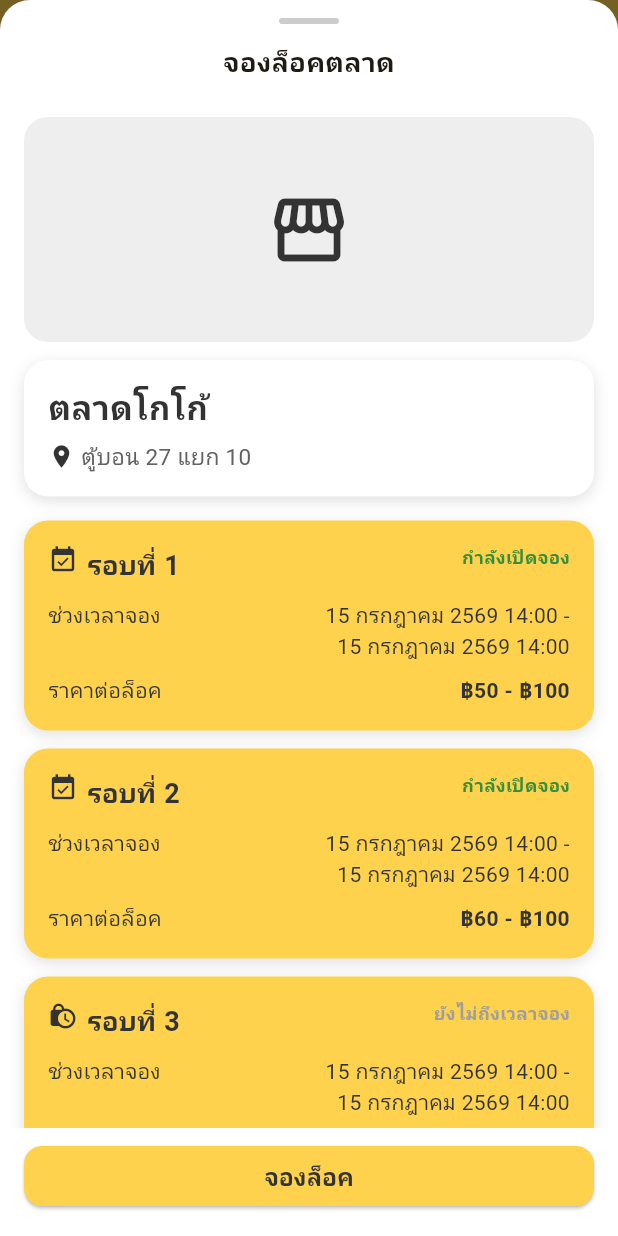
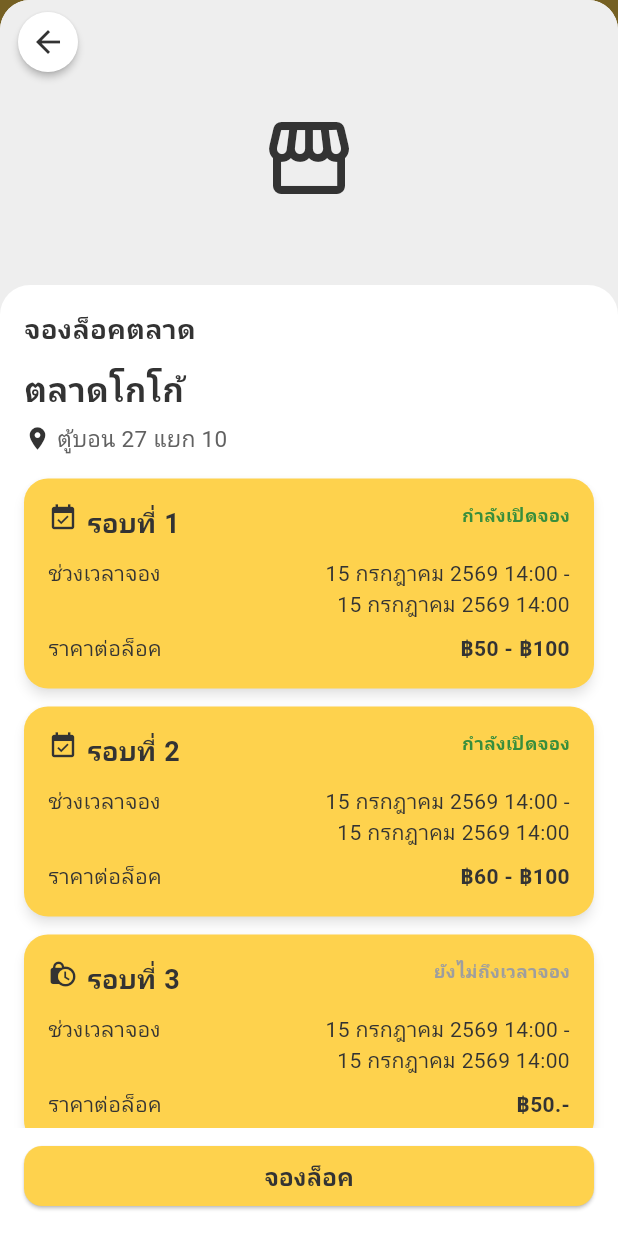
Before and after one commit to izzabellerina/flutter-space-dee-v4, a Flutter app: the SelectMarketScreen screen opened by its route, after a tap on "ตลาดโกโก้", on a phone screen of 412 x 824 dp. Run offline on Flutter 3.47's test engine with Material 3 defaults, Android fonts, the phone set to English and light mode, and no system bars; our stand-ins replace flutter_riverpod, flutter_svg, font_awesome_flutter, go_router, google_sign_in, qr_flutter; missing offline and left inert: flutter_facebook_auth, flutter_line_sdk, gal; Roboto replaces fonts that are missing (Anuphan).

Commit message:
Restyle book-market sheet (hero header) and market list cards
- Booking modal: full-bleed hero image, floating back button, overlapping white panel
- Fix back button overlapping the status bar inside the modal sheet
- Round cards are selectable with an outline; not-open rounds are disabled
- Flatten the market info card; market list cards now white with shadow

Co-Authored-By: Claude Opus 4.8 <noreply@anthropic.com>

```diff
--- a/lib/main.dart
+++ b/lib/main.dart
@@ -19,7 +19,9 @@ void main() {
       debugPrint('LineSDK setup เสร็จ (channelId=$kLineChannelId)');
     });
   } else {
-    debugPrint('⚠️ ยังไม่ได้ตั้ง LINE Channel ID — แก้ที่ lib/config/line_config.dart');
+    debugPrint(
+      '⚠️ ยังไม่ได้ตั้ง LINE Channel ID — แก้ที่ lib/config/line_config.dart',
+    );
   }
 
   // ProviderScope = "ราก" ของ riverpod — ต้องครอบทั้งแอป ไม่งั้นใช้ provider ไม่ได้
--- a/lib/screens/book_market_screen.dart
+++ b/lib/screens/book_market_screen.dart
@@ -67,6 +67,8 @@ Future<void> showBookMarketSheet(
     shape: const RoundedRectangleBorder(
       borderRadius: BorderRadius.vertical(top: Radius.circular(20)),
     ),
+    // ตัดเนื้อหาตาม shape → มุมบนของรูป hero โค้งตามแผ่น
+    clipBehavior: Clip.antiAlias,
     builder: (context) => _BookMarketSheet(name: name, location: location),
   );
 }
@@ -111,6 +113,7 @@ class _BookMarketSheet extends StatefulWidget {
 class _BookMarketSheetState extends State<_BookMarketSheet> {
   _SheetStep _step = _SheetStep.booking; // ขั้นปัจจุบัน
   bool _agreed = false; // ติ๊ก "รับทราบข้อตกลง" แล้วหรือยัง
+  int? _selectedRound; // เลข "รอบ" ที่ผู้ใช้เลือก (null = ยังไม่เลือก)
 
   // ── ค่าฟอร์มขั้น details ──
   String _sellType = _sellTypeOptions.first; // ประเภทการขาย (dropdown)
@@ -133,41 +136,43 @@ class _BookMarketSheetState extends State<_BookMarketSheet> {
     return SizedBox(
       // เต็มจอ 100% (สูงเท่าความสูงจอทั้งหมด)
       height: MediaQuery.of(context).size.height,
-      child: SafeArea(
-        // กันเนื้อหาทับ status bar (บน) และปุ่ม/แถบล่างของเครื่อง
       child: Column(
         children: [
-            // ── drag handle (ขีดเทาด้านบนบอกว่าปัดลงปิดได้) ──
-            Container(
-              margin: const EdgeInsets.only(top: 12, bottom: 4),
-              width: 40,
-              height: 4,
-              decoration: BoxDecoration(
-                color: AppColors.borderGrey,
-                borderRadius: BorderRadius.circular(2),
+          // ── เนื้อหา (scroll) — รูป hero เต็มขอบ + การ์ดขาวเหลื่อมขึ้นมาทับ ──
+          Expanded(
+            child: SingleChildScrollView(
+              padding: EdgeInsets.zero, // ไม่มี padding → รูป hero เต็มขอบ
+              child: Column(
+                crossAxisAlignment: CrossAxisAlignment.stretch,
+                children: [
+                  // รูป hero + ปุ่มลอย
+                  _buildHero(context),
+                  // การ์ดเนื้อหาสีขาว เหลื่อมขึ้นมาทับขอบล่างของรูป (-20)
+                  Transform.translate(
+                    offset: const Offset(0, -20),
+                    child: Container(
+                      decoration: const BoxDecoration(
+                        color: Colors.white,
+                        borderRadius: BorderRadius.vertical(
+                          top: Radius.circular(20),
                         ),
                       ),
-            // หัวข้อ sheet (เปลี่ยนตามขั้น)
-            Padding(
-              padding: const EdgeInsets.symmetric(vertical: 8),
-              child: Text(
+                      padding: const EdgeInsets.all(16),
+                      child: Column(
+                        crossAxisAlignment: CrossAxisAlignment.stretch,
+                        children: [
+                          // หัวข้อขั้น
+                          Text(
                             _titleForStep(),
                             style: const TextStyle(
                               fontSize: 18,
                               fontWeight: FontWeight.w700,
+                              color: AppColors.textDark,
                             ),
                           ),
-            ),
-
-            // ── เนื้อหา (scroll) ──
-            Expanded(
-              child: SingleChildScrollView(
-                padding: const EdgeInsets.all(16),
-                child: Column(
-                  crossAxisAlignment: CrossAxisAlignment.stretch,
-                  children: [
-                    // header (รูป + การ์ดตลาด) แสดงเหมือนกันทุกขั้น
-                    _buildHeader(),
+                          const SizedBox(height: 12),
+                          // การ์ดข้อมูลตลาด (ชื่อ + ที่ตั้ง)
+                          _buildMarketCard(),
                           const SizedBox(height: 16),
                           // เนื้อหาเฉพาะขั้น
                           if (isRules)
@@ -180,47 +185,68 @@ class _BookMarketSheetState extends State<_BookMarketSheet> {
                       ),
                     ),
                   ),
+                ],
+              ),
+            ),
+          ),
 
           // ── แถบล่าง (ปุ่ม/checkbox) เปลี่ยนตามขั้น ──
-            Padding(
+          SafeArea(
+            top: false, // กันแค่ขอบล่าง (รูป hero ไหลขึ้นบนได้)
+            child: Padding(
               padding: const EdgeInsets.fromLTRB(16, 8, 16, 16),
               child: _buildBottomAction(isRules, isDetails),
             ),
+          ),
         ],
-        ),
       ),
     );
   }
 
-  /// header ที่ใช้ร่วมกันทั้ง 2 ขั้น: รูปตลาด (placeholder) + การ์ดชื่อ/ที่ตั้ง
-  Widget _buildHeader() {
-    return Column(
-      crossAxisAlignment: CrossAxisAlignment.stretch,
+  /// รูป hero เต็มขอบด้านบน (placeholder) + ปุ่มกลมปิดลอยมุมซ้ายบน
+  Widget _buildHero(BuildContext context) {
+    // อ่านความสูง status bar จาก "View" ของเครื่องตรง ๆ
+    // (ใน modal sheet ที่ useSafeArea:false Flutter เรียก MediaQuery.removePadding
+    //  ทำให้ทั้ง padding.top และ viewPadding.top เป็น 0 — ต้องดึงจาก View แทน)
+    final topInset = MediaQueryData.fromView(View.of(context)).padding.top;
+    return Stack(
       children: [
-        // รูปตลาด (placeholder)
+        // รูปตลาด (placeholder) เต็มกว้าง ไหลขึ้นใต้ status bar
         Container(
-          height: 150,
-          decoration: BoxDecoration(
+          height: 210,
           color: AppColors.fieldFill, // กล่องเทา รอรูปจริง
-            borderRadius: BorderRadius.circular(16),
-          ),
+          alignment: Alignment.center,
           child: const Icon(
             Icons.storefront,
-            size: 56,
+            size: 64,
             color: AppColors.textDark,
           ),
         ),
-        const SizedBox(height: 12),
+        // ปุ่มกลมปิด (ลอยบนรูป เลี่ยง status bar)
+        Positioned(
+          top: topInset + 8,
+          left: 12,
+          child: Material(
+            color: Colors.white,
+            shape: const CircleBorder(),
+            elevation: 2,
+            child: InkWell(
+              customBorder: const CircleBorder(),
+              onTap: () => Navigator.of(context).pop(),
+              child: const Padding(
+                padding: EdgeInsets.all(8),
+                child: Icon(Icons.arrow_back, color: AppColors.textDark),
+              ),
+            ),
+          ),
+        ),
+      ],
+    );
+  }
 
-        // การ์ดข้อมูลตลาด (ชื่อ + ที่ตั้ง)
-        Container(
-          padding: const EdgeInsets.all(16),
-          decoration: BoxDecoration(
-            color: Colors.white,
-            borderRadius: BorderRadius.circular(16),
-            boxShadow: AppColors.cardShadow,
-          ),
-          child: Column(
+  /// ข้อมูลตลาด (ชื่อ + ที่ตั้ง) — แบนเรียบไปกับพื้นขาว (ไม่มีกล่อง/เงา)
+  Widget _buildMarketCard() {
+    return Column(
       crossAxisAlignment: CrossAxisAlignment.start,
       children: [
         Text(
@@ -234,11 +260,7 @@ class _BookMarketSheetState extends State<_BookMarketSheet> {
         const SizedBox(height: 6),
         Row(
           children: [
-                  const Icon(
-                    Icons.location_on,
-                    size: 18,
-                    color: AppColors.textDark,
-                  ),
+            const Icon(Icons.location_on, size: 18, color: AppColors.textDark),
             const SizedBox(width: 4),
             Expanded(
               child: Text(
@@ -249,19 +271,23 @@ class _BookMarketSheetState extends State<_BookMarketSheet> {
           ],
         ),
       ],
-          ),
-        ),
-      ],
     );
   }
 
-  /// ขั้น booking: รายการรอบจอง (การ์ดแสดงข้อมูล กดไม่ได้)
+  /// ขั้น booking: รายการรอบจอง (กดเลือกได้; รอบที่ยังไม่ถึงเวลากดไม่ได้)
   Widget _buildRoundsContent() {
     return Column(
       crossAxisAlignment: CrossAxisAlignment.stretch,
       children: [
         for (final round in _rounds) ...[
-          _RoundCard(round: round),
+          _RoundCard(
+            round: round,
+            selected: _selectedRound == round.number,
+            // กดเลือกได้เฉพาะรอบที่เปิดจองอยู่ (ยังไม่ถึงเวลา → onTap = null)
+            onTap: round.isOpen
+                ? () => setState(() => _selectedRound = round.number)
+                : null,
+          ),
           const SizedBox(height: 12),
         ],
       ],
@@ -527,24 +553,41 @@ class _BookMarketSheetState extends State<_BookMarketSheet> {
   }
 }
 
-/// การ์ดแสดงข้อมูลรอบจอง — **กดไม่ได้** (เป็นแค่ข้อมูล)
+/// การ์ดรอบจอง — กดเลือกได้ (เลือกแล้วมี outline)
 ///
-/// ใช้ Container เฉย ๆ (ไม่ใช่ Material+InkWell) → ไม่มี ripple ไม่ตอบสนองการกด
+/// - `onTap == null` → กดไม่ได้ (รอบที่ยังไม่ถึงเวลาจอง)
+/// - `selected == true` → ขอบหนารอบการ์ด แสดงว่าเลือกรอบนี้อยู่
 class _RoundCard extends StatelessWidget {
-  const _RoundCard({required this.round});
+  const _RoundCard({
+    required this.round,
+    required this.selected,
+    required this.onTap,
+  });
   final _Round round;
+  final bool selected;
+  final VoidCallback? onTap;
 
   @override
   Widget build(BuildContext context) {
     // สถานะ: เปิดจอง = เขียว, ยังไม่ถึงเวลา = เทา
     final statusColor = round.isOpen ? Colors.green[700] : Colors.grey;
 
-    return Container(
+    return Material(
+      color: AppColors.brandYellow, // เหลืองตามกฎธีม
+      elevation: 3,
+      shadowColor: Colors.black45,
+      borderRadius: BorderRadius.circular(16),
+      clipBehavior: Clip.antiAlias, // ตัด ripple ให้อยู่ในมุมมน
+      child: InkWell(
+        onTap: onTap, // null = กดไม่ได้ (ยังไม่ถึงเวลาจอง)
+        child: Container(
           padding: const EdgeInsets.all(16),
           decoration: BoxDecoration(
-        color: AppColors.brandYellow, // เหลืองตามกฎธีม
             borderRadius: BorderRadius.circular(16),
-        boxShadow: AppColors.cardShadow,
+            // เลือกอยู่ → ขอบหนาบอกว่าเลือกรอบนี้
+            border: selected
+                ? Border.all(color: AppColors.textDark, width: 3)
+                : null,
           ),
           child: Column(
             crossAxisAlignment: CrossAxisAlignment.start,
@@ -585,8 +628,14 @@ class _RoundCard extends StatelessWidget {
               const SizedBox(height: 8),
 
               // ราคาต่อล็อค
-          _InfoRow(label: 'ราคาต่อล็อค', value: round.price, valueBold: true),
+              _InfoRow(
+                label: 'ราคาต่อล็อค',
+                value: round.price,
+                valueBold: true,
+              ),
             ],
+          ),
+        ),
       ),
     );
   }
--- a/lib/screens/select_market_screen.dart
+++ b/lib/screens/select_market_screen.dart
@@ -116,7 +116,7 @@ class _SelectMarketScreenState extends State<SelectMarketScreen> {
 }
 
 /// การ์ดตลาด — รูป (placeholder) + ชื่อ + ที่ตั้ง
-/// สไตล์เดียวกับการ์ด/ปุ่มอื่นในแอป (Material + InkWell + เงา, พื้นเหลืองตามธีม)
+/// Material + InkWell + เงา, พื้นขาว
 class _MarketCard extends StatelessWidget {
   const _MarketCard({required this.market, required this.onTap});
 
@@ -126,7 +126,7 @@ class _MarketCard extends StatelessWidget {
   @override
   Widget build(BuildContext context) {
     return Material(
-      color: AppColors.brandYellow, // เหลืองตามกฎธีม
+      color: Colors.white, // พื้นขาว (คงเงาไว้)
       borderRadius: BorderRadius.circular(16),
       elevation: 3,
       shadowColor: Colors.black45,
```
Lines whose indentation alone changed are shown as unchanged.
